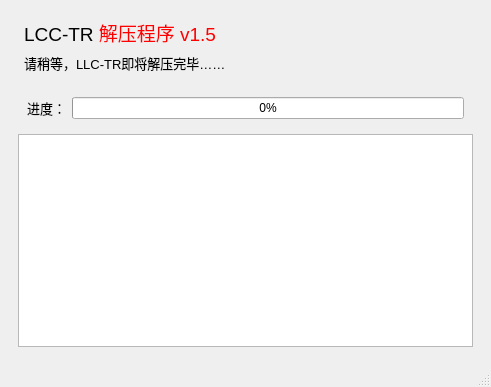
This is llc-installer.ui in EveGlowLuna/LLC-TemporaryReplacer as Qt 5 draws it before an edit. The edited form follows.
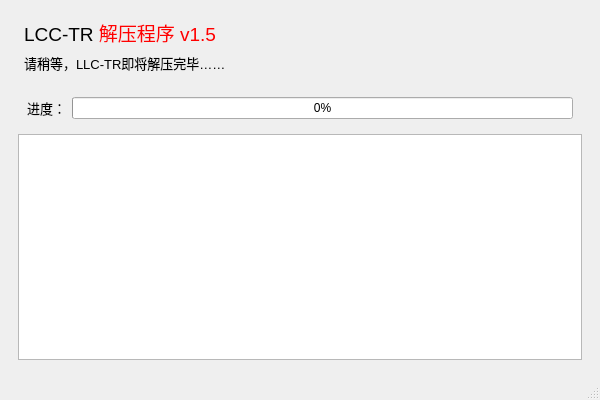
This is the edited form.

```diff
--- a/llc-installer.ui
+++ b/llc-installer.ui
@@ -6,10 +6,16 @@
    <rect>
     <x>0</x>
     <y>0</y>
-    <width>491</width>
-    <height>387</height>
+    <width>600</width>
+    <height>400</height>
    </rect>
   </property>
+  <property name="minimumSize">
+   <size>
+    <width>600</width>
+    <height>400</height>
+   </size>
+  </property>
   <property name="windowTitle">
    <string>MainWindow</string>
   </property>
```
Left out of the diff: 2 changed lines with no effect on the pictures.
